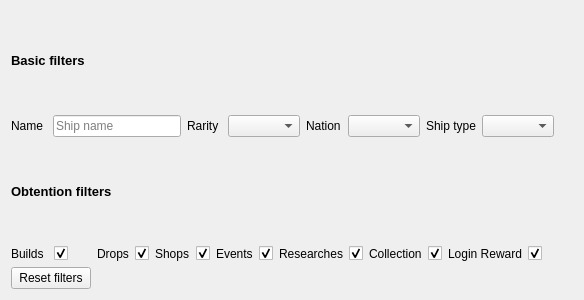
The window that azuriris/ui/ui/shipfu_filter.ui (Sugihiru/Azur-Iris) describes before a commit, drawn with Qt 5.
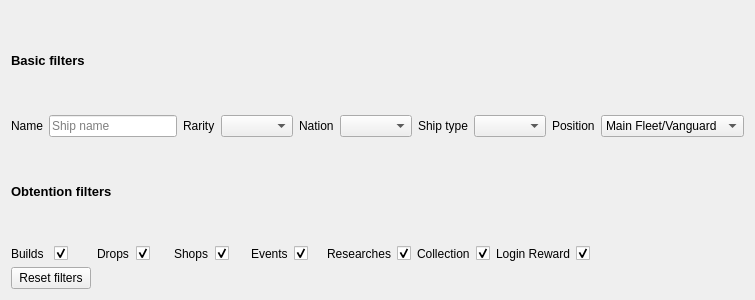
The same window after the commit.

Commit message: Position filter, added GenericProxyShipfuTableModel base class

Patch:
```diff
--- a/azuriris/ui/ui/shipfu_filter.ui
+++ b/azuriris/ui/ui/shipfu_filter.ui
@@ -6,7 +6,7 @@
    <rect>
     <x>0</x>
     <y>0</y>
-    <width>584</width>
+    <width>585</width>
     <height>300</height>
    </rect>
   </property>
@@ -117,6 +117,32 @@
      <item>
       <widget class="QComboBox" name="shipTypeComboBox"/>
      </item>
+     <item>
+      <widget class="QLabel" name="positionLabel">
+       <property name="text">
+        <string>Position</string>
+       </property>
+      </widget>
+     </item>
+     <item>
+      <widget class="QComboBox" name="positionComboBox">
+       <item>
+        <property name="text">
+         <string>Main Fleet/Vanguard</string>
+        </property>
+       </item>
+       <item>
+        <property name="text">
+         <string>Main Fleet</string>
+        </property>
+       </item>
+       <item>
+        <property name="text">
+         <string>Vanguard</string>
+        </property>
+       </item>
+      </widget>
+     </item>
     </layout>
    </item>
    <item row="4" column="3">
```
The commit also changes 12 other files.
